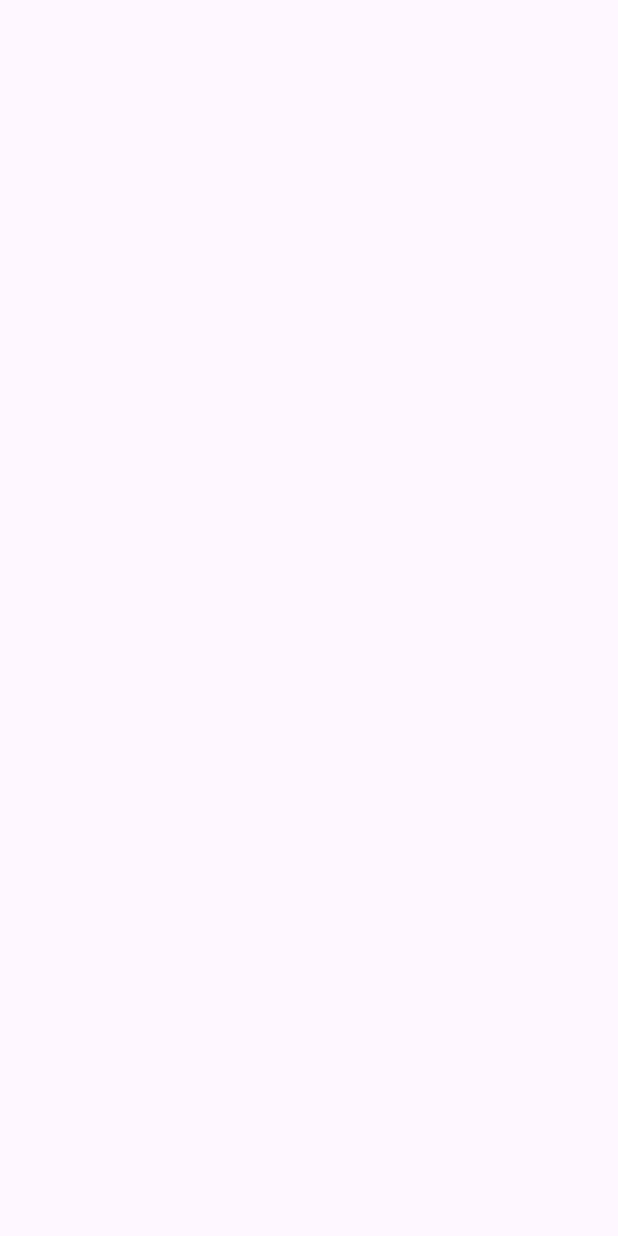
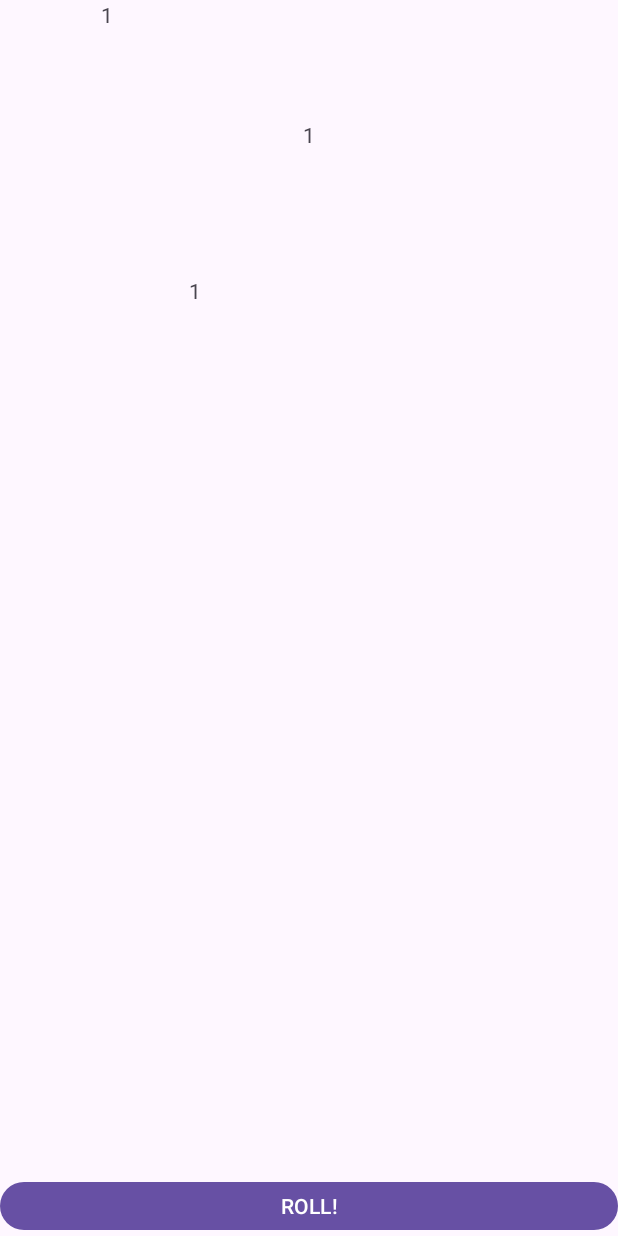
Before and after one commit to OldM1lk/AndrStd_Lab_3, an Android app: the screen it shows after launch (MainActivity), on a phone screen of 412 x 824 dp. Before the commit the screen is empty. Run offline under Robolectric (Android 15) with nearby library versions, the phone set to English and light mode, and no system bars.

Commit message:
Added new branch and code for task2

```diff
--- a/app/src/main/java/com/example/lab_3/MainActivity.kt
+++ b/app/src/main/java/com/example/lab_3/MainActivity.kt
@@ -1,12 +1,16 @@
 package com.example.lab_3
 
+import android.annotation.SuppressLint
 import android.os.Bundle
+import android.widget.Button
+import android.widget.TextView
 import androidx.activity.enableEdgeToEdge
 import androidx.appcompat.app.AppCompatActivity
 import androidx.core.view.ViewCompat
 import androidx.core.view.WindowInsetsCompat
 
 class MainActivity : AppCompatActivity() {
+    @SuppressLint("MissingInflatedId")
     override fun onCreate(savedInstanceState: Bundle?) {
         super.onCreate(savedInstanceState)
         enableEdgeToEdge()
@@ -16,5 +20,56 @@ class MainActivity : AppCompatActivity() {
             v.setPadding(systemBars.left, systemBars.top, systemBars.right, systemBars.bottom)
             insets
         }
+
+        val text1_1: TextView = findViewById(R.id.text1_1)
+        val text1_2: TextView = findViewById(R.id.text1_2)
+        val text1_3: TextView = findViewById(R.id.text1_3)
+        val text2_1: TextView = findViewById(R.id.text2_1)
+        val text2_2: TextView = findViewById(R.id.text2_2)
+        val text2_3: TextView = findViewById(R.id.text2_3)
+        val text3_1: TextView = findViewById(R.id.text3_1)
+        val text3_2: TextView = findViewById(R.id.text3_2)
+        val text3_3: TextView = findViewById(R.id.text3_3)
+        val button: Button = findViewById(R.id.roll_button)
+        var number: Int
+
+        button.setOnClickListener {
+            if (text1_1.text.isNotEmpty()) {
+                number = text1_1.text.toString().toInt()
+                ++number
+
+                text1_1.text = ""
+                text2_1.text = ""
+                text3_1.text = ""
+
+                text1_2.text = number.toString()
+                text2_2.text = number.toString()
+                text3_2.text = number.toString()
+            }
+            else if (text1_2.text.isNotEmpty()) {
+                number = text1_2.text.toString().toInt()
+                ++number
+
+                text1_2.text = ""
+                text2_2.text = ""
+                text3_2.text = ""
+
+                text1_3.text = number.toString()
+                text2_3.text = number.toString()
+                text3_3.text = number.toString()
+            }
+            else if (text1_3.text.isNotEmpty()) {
+                number = text1_3.text.toString().toInt()
+                ++number
+
+                text1_3.text = ""
+                text2_3.text = ""
+                text3_3.text = ""
+
+                text1_1.text = number.toString()
+                text2_1.text = number.toString()
+                text3_1.text = number.toString()
+            }
+        }
     }
 }
--- a/app/src/main/res/layout/activity_main.xml
+++ b/app/src/main/res/layout/activity_main.xml
@@ -9,92 +9,115 @@
     tools:context=".MainActivity">
 
     <LinearLayout
+        android:id="@+id/firstLine"
         android:layout_width="match_parent"
         android:layout_height="80dp"
         android:orientation="horizontal">
 
         <TextView
+            android:id="@+id/text1_1"
             android:layout_width="wrap_content"
             android:layout_height="wrap_content"
             android:layout_weight="1"
-            android:text="" />
+            android:text="1"
+            android:gravity="center_horizontal" />
 
         <TextView
+            android:id="@+id/text1_2"
             android:layout_width="wrap_content"
             android:layout_height="wrap_content"
             android:layout_weight="1"
-            android:text="" />
+            android:text=""
+            android:gravity="center_horizontal"/>
 
         <TextView
+            android:id="@+id/text1_3"
             android:layout_width="wrap_content"
             android:layout_height="wrap_content"
             android:layout_weight="1"
-            android:text="" />
+            android:text=""
+            android:gravity="center_horizontal"/>
 
     </LinearLayout>
 
     <LinearLayout
+        android:id="@+id/secondLine"
         android:layout_width="match_parent"
         android:layout_height="80dp"
         android:orientation="vertical">
 
         <TextView
+            android:id="@+id/text2_1"
             android:layout_width="match_parent"
             android:layout_height="wrap_content"
             android:layout_weight="1"
-            android:text="" />
+            android:text="1"
+            android:gravity="center_horizontal"/>
 
         <TextView
+            android:id="@+id/text2_2"
             android:layout_width="match_parent"
             android:layout_height="wrap_content"
             android:layout_weight="1"
-            android:text="" />
+            android:text=""
+            android:gravity="center_horizontal"/>
 
         <TextView
+            android:id="@+id/text2_3"
             android:layout_width="match_parent"
             android:layout_height="wrap_content"
             android:layout_weight="1"
-            android:text="" />
+            android:text=""
+            android:gravity="center_horizontal"/>
 
     </LinearLayout>
 
     <androidx.constraintlayout.widget.ConstraintLayout
+        android:id="@+id/thirdLine"
         android:layout_width="match_parent"
-        android:layout_height="match_parent"
-        >
+        android:layout_height="0dp"
+        android:layout_weight="1">
 
         <TextView
+            android:id="@+id/text3_1"
+            android:layout_width="100dp"
+            android:layout_height="wrap_content"
+            android:text="1"
+            app:layout_constraintStart_toStartOf="parent"
+            app:layout_constraintTop_toTopOf="parent"
+            android:layout_marginTop="24dp"
+            android:layout_marginStart="80dp"
+            android:gravity="center_horizontal"/>
+
+        <TextView
+            android:id="@+id/text3_2"
             android:layout_width="100dp"
             android:layout_height="wrap_content"
             android:text=""
-            app:layout_constraintBottom_toBottomOf=""
-            app:layout_constraintEnd_toEndOf=""
-            app:layout_constraintStart_toStartOf="parent"
+            app:layout_constraintEnd_toEndOf="parent"
             app:layout_constraintTop_toTopOf="parent"
             android:layout_marginTop="24dp"
-            android:layout_marginStart="80dp"/>
+            android:layout_marginEnd="80dp"
+            android:gravity="center_horizontal"/>
 
         <TextView
+            android:id="@+id/text3_3"
             android:layout_width="100dp"
             android:layout_height="wrap_content"
             android:text=""
-            app:layout_constraintBottom_toBottomOf=""
-            app:layout_constraintEnd_toEndOf="parent"
-            app:layout_constraintStart_toStartOf=""
-            app:layout_constraintTop_toTopOf="parent"
-            android:layout_marginTop="24dp"
-            android:layout_marginEnd="80dp"/>
-
-        <TextView
-            android:layout_width="100dp"
-            android:layout_height="wrap_content"
-            android:text=""
-            app:layout_constraintBottom_toBottomOf=""
             app:layout_constraintEnd_toEndOf="parent"
             app:layout_constraintStart_toStartOf="parent"
             app:layout_constraintTop_toTopOf="parent"
-            android:layout_marginTop="64dp"/>
+            android:layout_marginTop="64dp"
+            android:gravity="center_horizontal"/>
 
     </androidx.constraintlayout.widget.ConstraintLayout>
 
+    <Button
+        android:id="@+id/roll_button"
+        android:layout_width="match_parent"
+        android:layout_height="40dp"
+        android:text="ROLL!"
+        tools:ignore="TouchTargetSizeCheck" />
+
 </LinearLayout>
```
